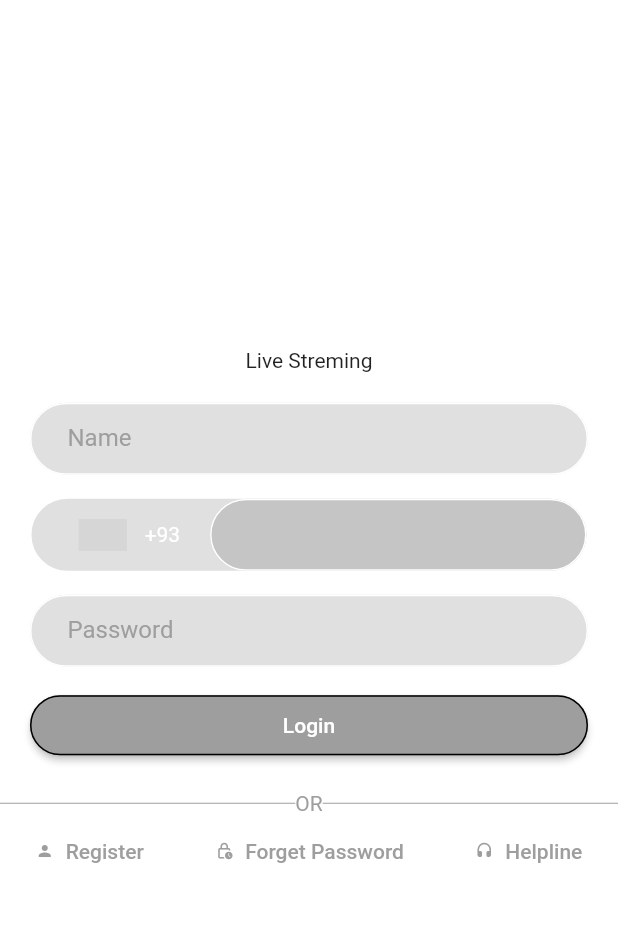
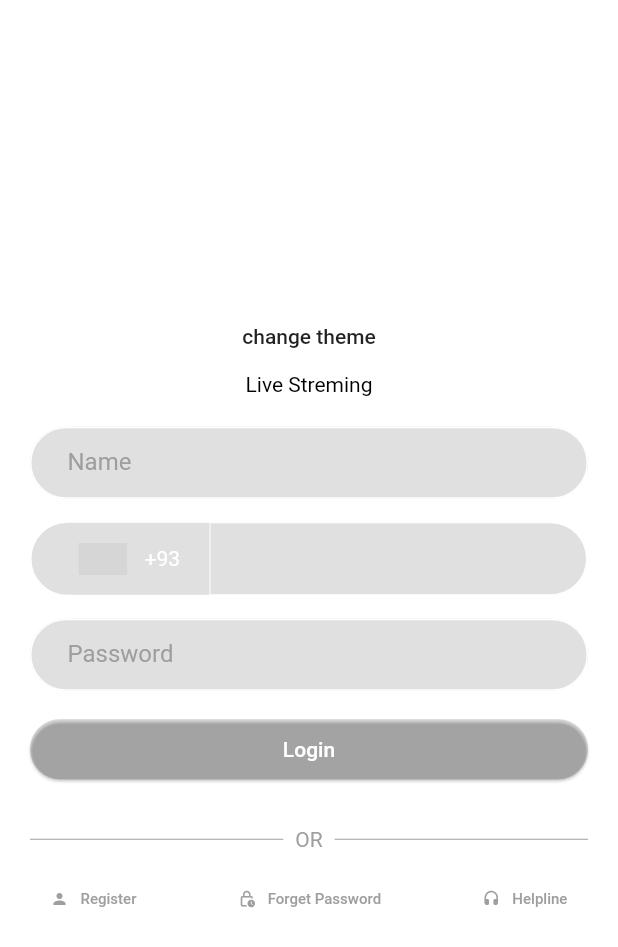
Before and after one commit to faruqhossen30/flutter-livestremming, a Flutter app: the screen it shows after launch, on a phone screen of 412 x 824 dp. Shown: the top 947 px of the screen. Run offline on Flutter 3.47's test engine with Material 2 defaults, Android fonts, the phone set to English and light mode, and no system bars; drawn by our look-alikes of intl_phone_number_input; our stand-ins replace appwrite, flutter_screenutil, flutter_widget_from_html_core, fluttertoast, get, get_storage and 1 more; missing offline and left inert: mobile_device_identifier; grey boxes are pictures that could not be loaded.

Commit message:
dark mode added

```diff
--- a/lib/main.dart
+++ b/lib/main.dart
@@ -1,7 +1,10 @@
 import 'package:flutter/material.dart';
 import 'package:flutter_screenutil/flutter_screenutil.dart';
 import 'package:get/get.dart';
+import 'package:get_storage/get_storage.dart';
 import 'package:livestreaming/const/colors.dart';
+import 'package:livestreaming/theme/theme_service.dart';
+import 'package:livestreaming/theme/themes.dart';
 import 'package:livestreaming/views/screens/home_screen.dart';
 import 'package:livestreaming/views/screens/login_screen.dart';
 import 'package:livestreaming/views/screens/register_screen.dart';
@@ -9,14 +12,14 @@ import 'package:livestreaming/views/screens/todo_screen.dart';
 
 import 'package:appwrite/appwrite.dart';
 
-
-
-void main() {
+void main() async{
+  await GetStorage.init();
   runApp(const MyApp());
 }
 
 class MyApp extends StatelessWidget {
   const MyApp({super.key});
+
   @override
   Widget build(BuildContext context) {
     return ScreenUtilInit(
@@ -24,39 +27,40 @@ class MyApp extends StatelessWidget {
       child: GetMaterialApp(
         title: 'Live Streming App',
         debugShowCheckedModeBanner: false,
-        theme: ThemeData(
-            primarySwatch: Colors.blue,
-            primaryColor: Colors.white,
-            textTheme: const TextTheme(
-              // titleSmall: TextStyle(color: Color(0xffEA6D2B), fontWeight: FontWeight.normal, fontSize: 10),
-              // titleMedium: TextStyle(color: Color(0xffEA6D2B), fontWeight: FontWeight.bold, fontSize: 14),
-              // titleLarge: TextStyle(color: Color(0xffEA6D2B), fontWeight: FontWeight.bold, fontSize: 18),
-              displaySmall: TextStyle(color: Colors.white, fontWeight: FontWeight.bold, fontSize: 14),
-              displayMedium: TextStyle(color: Colors.white, fontWeight: FontWeight.bold, fontSize: 16,),
-              displayLarge: TextStyle(color: Colors.white, fontWeight: FontWeight.bold, fontSize: 18),
-            ),
-            iconTheme: IconThemeData(color: Colors.white),
-            scaffoldBackgroundColor: Colors.white,
-            appBarTheme: AppBarTheme(
-                backgroundColor: Color(0xff141414)
-            ),
-            inputDecorationTheme:InputDecorationTheme(
-                labelStyle: TextStyle(color: Colors.grey),
-                contentPadding: EdgeInsets.symmetric(horizontal: 25, vertical: 5),
-                border: OutlineInputBorder(borderRadius: BorderRadius.circular(30)),
-                focusColor: Colors.white,
-                filled: true,
-                fillColor: Colors.black12,
-                enabledBorder: OutlineInputBorder(
-                  borderRadius: BorderRadius.circular(30),
-                  borderSide: BorderSide(color: Colors.white, width: 1.0),
-                ),
-                focusedBorder: OutlineInputBorder(
-                  borderRadius: BorderRadius.circular(30),
-                  borderSide: BorderSide(color: Colors.white, width: 1.0),
-                )
-            )
-        ),
+        theme: Themes().lightTheme,
+        darkTheme: Themes().darkTheme,
+        themeMode: ThemeService().getThemeMode(),
+        // theme: ThemeData(
+        //     textTheme: const TextTheme(
+        //       // titleSmall: TextStyle(color: Color(0xffEA6D2B), fontWeight: FontWeight.normal, fontSize: 10),
+        //       // titleMedium: TextStyle(color: Color(0xffEA6D2B), fontWeight: FontWeight.bold, fontSize: 14),
+        //       // titleLarge: TextStyle(color: Color(0xffEA6D2B), fontWeight: FontWeight.bold, fontSize: 18),
+        //       displaySmall: TextStyle(color: Colors.white, fontWeight: FontWeight.bold, fontSize: 14),
+        //       displayMedium: TextStyle(
+        //         color: Colors.white,
+        //         fontWeight: FontWeight.bold,
+        //         fontSize: 16,
+        //       ),
+        //       displayLarge: TextStyle(color: Colors.white, fontWeight: FontWeight.bold, fontSize: 18),
+        //     ),
+        //     iconTheme: IconThemeData(color: Colors.white),
+        //     scaffoldBackgroundColor: Colors.white,
+        //     appBarTheme: AppBarTheme(backgroundColor: Color(0xff141414)),
+        //     inputDecorationTheme: InputDecorationTheme(
+        //         labelStyle: TextStyle(color: Colors.grey),
+        //         contentPadding: EdgeInsets.symmetric(horizontal: 25, vertical: 5),
+        //         border: OutlineInputBorder(borderRadius: BorderRadius.circular(30)),
+        //         focusColor: Colors.white,
+        //         filled: true,
+        //         fillColor: Colors.black12,
+        //         enabledBorder: OutlineInputBorder(
+        //           borderRadius: BorderRadius.circular(30),
+        //           borderSide: BorderSide(color: Colors.white, width: 1.0),
+        //         ),
+        //         focusedBorder: OutlineInputBorder(
+        //           borderRadius: BorderRadius.circular(30),
+        //           borderSide: BorderSide(color: Colors.white, width: 1.0),
+        //         ))),
         home: RegisterScreen(),
       ),
     );
--- /dev/null
+++ b/lib/theme/theme_service.dart
@@ -0,0 +1,26 @@
+import 'package:flutter/material.dart';
+import 'package:get/get.dart';
+import 'package:get_storage/get_storage.dart';
+
+class ThemeService{
+  final _getStorage = GetStorage();
+  final storageKey = "isDarkMode";
+
+  ThemeMode getThemeMode(){
+    return isSaveDarkMode() ? ThemeMode.dark : ThemeMode.light;
+  }
+
+  bool isSaveDarkMode(){
+    return _getStorage.read(storageKey) ?? false;
+  }
+
+  void saveThemeMode(bool isDarkMode){
+    _getStorage.write(storageKey, isDarkMode);
+  }
+
+  void changeThemeMode(){
+    Get.changeThemeMode(isSaveDarkMode() ? ThemeMode.light : ThemeMode.dark);
+    saveThemeMode(!isSaveDarkMode());
+  }
+
+}
--- /dev/null
+++ b/lib/theme/themes.dart
@@ -0,0 +1,39 @@
+import 'package:flutter/material.dart';
+
+class Themes {
+  final lightTheme = ThemeData.light().copyWith(
+    textTheme: const TextTheme(
+      // titleSmall: TextStyle(color: Color(0xffEA6D2B), fontWeight: FontWeight.normal, fontSize: 10),
+      // titleMedium: TextStyle(color: Color(0xffEA6D2B), fontWeight: FontWeight.bold, fontSize: 14),
+      // titleLarge: TextStyle(color: Color(0xffEA6D2B), fontWeight: FontWeight.bold, fontSize: 18),
+      displaySmall: TextStyle(color: Colors.white, fontWeight: FontWeight.bold, fontSize: 14),
+      displayMedium: TextStyle(
+        color: Colors.white,
+        fontWeight: FontWeight.bold,
+        fontSize: 16,
+      ),
+      displayLarge: TextStyle(color: Colors.white, fontWeight: FontWeight.bold, fontSize: 18),
+    ),
+    iconTheme: const IconThemeData(color: Colors.white),
+    scaffoldBackgroundColor: Colors.white,
+    appBarTheme: const AppBarTheme(backgroundColor: Color(0xff141414)),
+    inputDecorationTheme: InputDecorationTheme(
+        labelStyle: const TextStyle(color: Colors.grey),
+        contentPadding: const EdgeInsets.symmetric(horizontal: 25, vertical: 5),
+        border: OutlineInputBorder(borderRadius: BorderRadius.circular(30)),
+        focusColor: Colors.white,
+        filled: true,
+        fillColor: Colors.black12,
+        enabledBorder: OutlineInputBorder(
+          borderRadius: BorderRadius.circular(30),
+          borderSide: const BorderSide(color: Colors.white, width: 1.0),
+        ),
+        focusedBorder: OutlineInputBorder(
+          borderRadius: BorderRadius.circular(30),
+          borderSide: const BorderSide(color: Colors.white, width: 1.0),
+        )),
+  );
+  final darkTheme = ThemeData.dark().copyWith(
+
+  );
+}
--- a/lib/views/screens/register_screen.dart
+++ b/lib/views/screens/register_screen.dart
@@ -4,6 +4,7 @@ import 'package:fluttertoast/fluttertoast.dart';
 import 'package:get/get.dart';
 import 'package:intl_phone_number_input/intl_phone_number_input.dart';
 import 'package:livestreaming/controllers/const_controller.dart';
+import 'package:livestreaming/theme/theme_service.dart';
 
 class RegisterScreen extends StatelessWidget {
   RegisterScreen({Key? key}) : super(key: key);
@@ -20,20 +21,29 @@ class RegisterScreen extends StatelessWidget {
       onTap: () => FocusScope.of(context).unfocus(),
       child: Scaffold(
         body: SafeArea(
-          child: Container(
           child: Center(
             child: Column(
               mainAxisAlignment: MainAxisAlignment.center,
               crossAxisAlignment: CrossAxisAlignment.center,
               children: [
-                  Text('Live Streming'),
+                MaterialButton(
+                  onPressed: () {
+                    // Get.changeThemeMode(Get.isDarkMode ? ThemeMode.light : ThemeMode.dark);
+                    ThemeService().changeThemeMode();
+                  },
+                  child: Text('change theme'),
+                ),
+                const Text(
+                  'Live Streming',
+                  style: TextStyle(color: Colors.black),
+                ),
                 Form(
                     child: Container(
-                    padding: EdgeInsets.all(20),
+                  padding: const EdgeInsets.all(20),
                   child: Column(
                     children: [
                       TextFormField(
-                          decoration: InputDecoration(
+                        decoration: const InputDecoration(
                           labelText: 'Name',
                         ),
                       ),
@@ -46,11 +56,17 @@ class RegisterScreen extends StatelessWidget {
                           border: Border.all(color: Colors.white),
                         ),
                         child: InternationalPhoneNumberInput(
-                            inputDecoration: InputDecoration(
+                          inputDecoration: const InputDecoration(
                             border: InputBorder.none,
+                            filled: true,
+                            fillColor: Colors.transparent,
                             enabledBorder: OutlineInputBorder(
-                                borderRadius: BorderRadius.circular(30),
-                                borderSide: BorderSide(color: Colors.white, width: 1.0),
+                              borderRadius: BorderRadius.only(topRight: Radius.circular(30), bottomRight: Radius.circular(30)),
+                              borderSide: BorderSide(color: Colors.white, width: 0.0),
+                            ),
+                            focusedBorder: OutlineInputBorder(
+                              borderRadius: BorderRadius.only(topRight: Radius.circular(30), bottomRight: Radius.circular(30)),
+                              borderSide: BorderSide(color: Colors.white, width: 0.0),
                             ),
                           ),
 
@@ -63,14 +79,14 @@ class RegisterScreen extends StatelessWidget {
                             // print(value);
                             // fomatedMobile=value..toString();
                           },
-                            selectorConfig: SelectorConfig(
+                          selectorConfig: const SelectorConfig(
                             selectorType: PhoneInputSelectorType.BOTTOM_SHEET,
                             setSelectorButtonAsPrefixIcon: false,
                           ),
                           ignoreBlank: false,
                           autoValidateMode: AutovalidateMode.onUserInteraction,
-                            textStyle: TextStyle(color: Colors.white),
-                            selectorTextStyle: TextStyle(
+                          textStyle: const TextStyle(color: Colors.black),
+                          selectorTextStyle: const TextStyle(
                             color: Colors.white,
                           ),
                           // initialValue: number,
@@ -94,26 +110,33 @@ class RegisterScreen extends StatelessWidget {
                         onPressed: () async {},
                         child: Text("Login"),
                         style: ElevatedButton.styleFrom(
-                            backgroundColor: Colors.grey,
+                          backgroundColor: Colors.black12,
                           minimumSize: const Size.fromHeight(40),
-                            side: BorderSide(),
+                          elevation: .8,
+                          // side: BorderSide(),
                           shape: RoundedRectangleBorder(borderRadius: BorderRadius.circular(30)),
                         ),
                       ),
                     ],
                   ),
                 )),
-                  Row(children: <Widget>[
+                Container(
+                  padding: const EdgeInsets.symmetric(vertical: 0, horizontal: 20),
+                  child: const Row(children: <Widget>[
                     Expanded(
                         child: Divider(
                       color: Colors.grey,
                     )),
-                    Text("OR", style: TextStyle(color: Colors.grey)),
+                    Padding(
+                      padding: EdgeInsets.all(8.0),
+                      child: Text("OR", style: TextStyle(color: Colors.grey)),
+                    ),
                     Expanded(
                         child: Divider(
                       color: Colors.grey,
                     )),
                   ]),
+                ),
                 Row(
                   mainAxisAlignment: MainAxisAlignment.spaceAround,
                   children: [
@@ -125,7 +148,7 @@ class RegisterScreen extends StatelessWidget {
                       ),
                       label: Text(
                         'Register',
-                          style: TextStyle(color: Colors.grey),
+                        style: TextStyle(color: Colors.grey, fontSize: 10),
                       ),
                       onPressed: () {
                         Get.off(() => RegisterScreen());
@@ -139,7 +162,7 @@ class RegisterScreen extends StatelessWidget {
                       ),
                       label: Text(
                         'Forget Password',
-                          style: TextStyle(color: Colors.grey),
+                        style: TextStyle(color: Colors.grey, fontSize: 10),
                       ),
                       onPressed: () async {
                         // Get.off(() => ForgetPasswordScreen());
@@ -152,7 +175,10 @@ class RegisterScreen extends StatelessWidget {
                         color: Colors.grey,
                         size: 12,
                       ),
-                        label: Text('Helpline',style: TextStyle(color: Colors.grey),),
+                      label: Text(
+                        'Helpline',
+                        style: TextStyle(color: Colors.grey, fontSize: 10),
+                      ),
                       onPressed: () async {},
                     )
                   ],
@@ -162,7 +188,6 @@ class RegisterScreen extends StatelessWidget {
           ),
         ),
       ),
-      ),
     );
   }
 }
--- a/pubspec.yaml
+++ b/pubspec.yaml
@@ -37,6 +37,7 @@ dependencies:
   cupertino_icons: ^1.0.2
   fluttertoast: ^8.2.2
   get: ^4.6.5
+  get_storage: ^2.1.1
   appwrite: ^10.0.1
   http: ^0.13.6
   shared_preferences: ^2.2.1
```
Also changed, not shown: lib/const/colors.dart (+8 -0 lines), lib/widget/badge/badge_primary.dart (added, +17 -0 lines), lib/widget/badge/icon_badge.dart (added, +28 -0 lines), lib/widget/badge/icon_badge_mediam.dart (added, +28 -0 lines), lib/widget/badge/icon_badge_micro.dart (added, +28 -0 lines), lib/widget/badge/icon_badge_small.dart (added, +28 -0 lines), lib/widget/badge/icon_badge_user_start.dart (added, +28 -0 lines), lib/widget/button/button_icon_small.dart (added, +32 -0 lines), lib/widget/button/button_small.dart (added, +21 -0 lines), pubspec.lock. Lines whose indentation alone changed are shown as unchanged.
